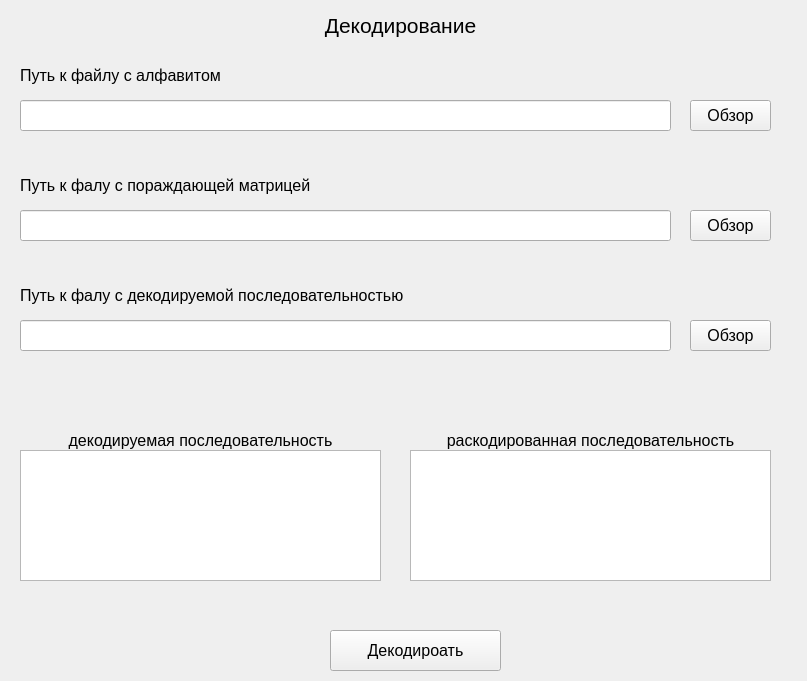
Above: AntiInterferenceCoding/hammingdecodewidget.ui from somebod99/AntiInterferenceCoding before the change. Below: the same form after it.
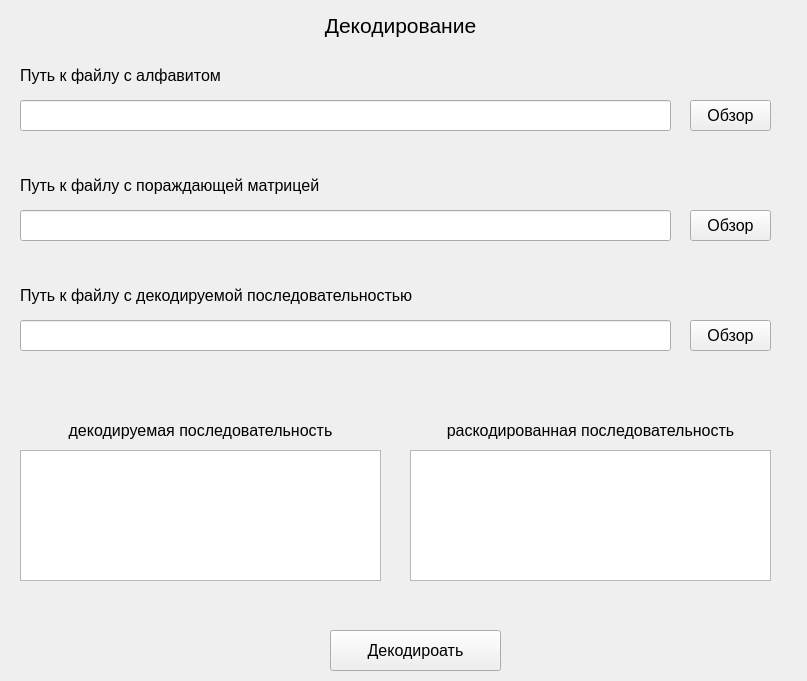
That is the form after the change.

Patch:
```diff
--- a/AntiInterferenceCoding/hammingdecodewidget.ui
+++ b/AntiInterferenceCoding/hammingdecodewidget.ui
@@ -46,7 +46,7 @@
     </font>
    </property>
    <property name="text">
-    <string>Путь к фалу с декодируемой последовательностью</string>
+    <string>Путь к файлу с декодируемой последовательностью</string>
    </property>
   </widget>
   <widget class="QPushButton" name="alphPushButton">
@@ -223,14 +223,14 @@
     </font>
    </property>
    <property name="text">
-    <string>Путь к фалу с пораждающей матрицей</string>
+    <string>Путь к файлу с пораждающей матрицей</string>
    </property>
   </widget>
   <widget class="QLabel" name="decodeLabel">
    <property name="geometry">
     <rect>
      <x>20</x>
-     <y>430</y>
+     <y>420</y>
      <width>361</width>
      <height>20</height>
     </rect>
@@ -251,7 +251,7 @@
    <property name="geometry">
     <rect>
      <x>410</x>
-     <y>430</y>
+     <y>420</y>
      <width>361</width>
      <height>20</height>
     </rect>
```
